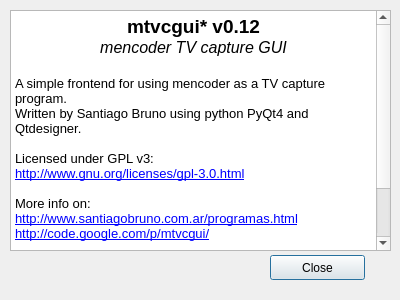
sbruno/mtvcgui, file ui/about.ui: the form before one commit.
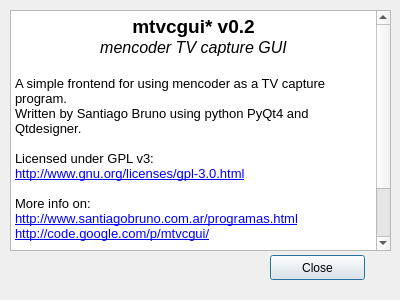
The form after the commit.

The edit to the form file:
```diff
--- a/ui/about.ui
+++ b/ui/about.ui
@@ -39,7 +39,7 @@
 &lt;html>&lt;head>&lt;meta name="qrichtext" content="1" />&lt;style type="text/css">
 p, li { white-space: pre-wrap; }
 &lt;/style>&lt;/head>&lt;body style=" font-family:'Sans Serif'; font-size:10pt; font-weight:400; font-style:normal;">
-&lt;p align="center" style=" margin-top:0px; margin-bottom:0px; margin-left:0px; margin-right:0px; -qt-block-indent:0; text-indent:0px;">&lt;span style=" font-size:14pt; font-weight:600;">mtvcgui* v0.12&lt;/span>&lt;/p>
+&lt;p align="center" style=" margin-top:0px; margin-bottom:0px; margin-left:0px; margin-right:0px; -qt-block-indent:0; text-indent:0px;">&lt;span style=" font-size:14pt; font-weight:600;">mtvcgui* v0.2&lt;/span>&lt;/p>
 &lt;p align="center" style=" margin-top:0px; margin-bottom:0px; margin-left:0px; margin-right:0px; -qt-block-indent:0; text-indent:0px; font-size:14pt; font-weight:600;">&lt;span style=" font-size:12pt; font-weight:400; font-style:italic;">mencoder TV capture GUI&lt;/span>&lt;/p>
 &lt;p align="center" style="-qt-paragraph-type:empty; margin-top:0px; margin-bottom:0px; margin-left:0px; margin-right:0px; -qt-block-indent:0; text-indent:0px; font-size:12pt; font-style:italic;">&lt;/p>
 &lt;p style=" margin-top:0px; margin-bottom:0px; margin-left:0px; margin-right:0px; -qt-block-indent:0; text-indent:0px; font-size:12pt; font-style:italic;">&lt;span style=" font-size:10pt; font-style:normal;">A simple frontend for using mencoder as a TV capture program.&lt;/span>&lt;/p>
```
